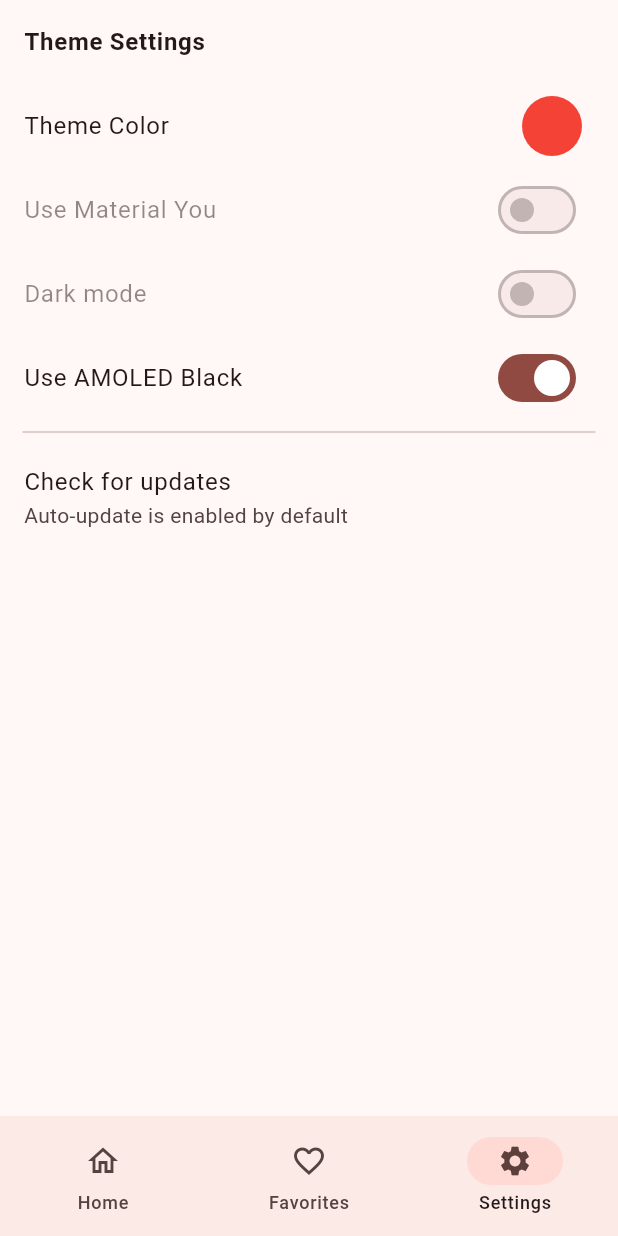
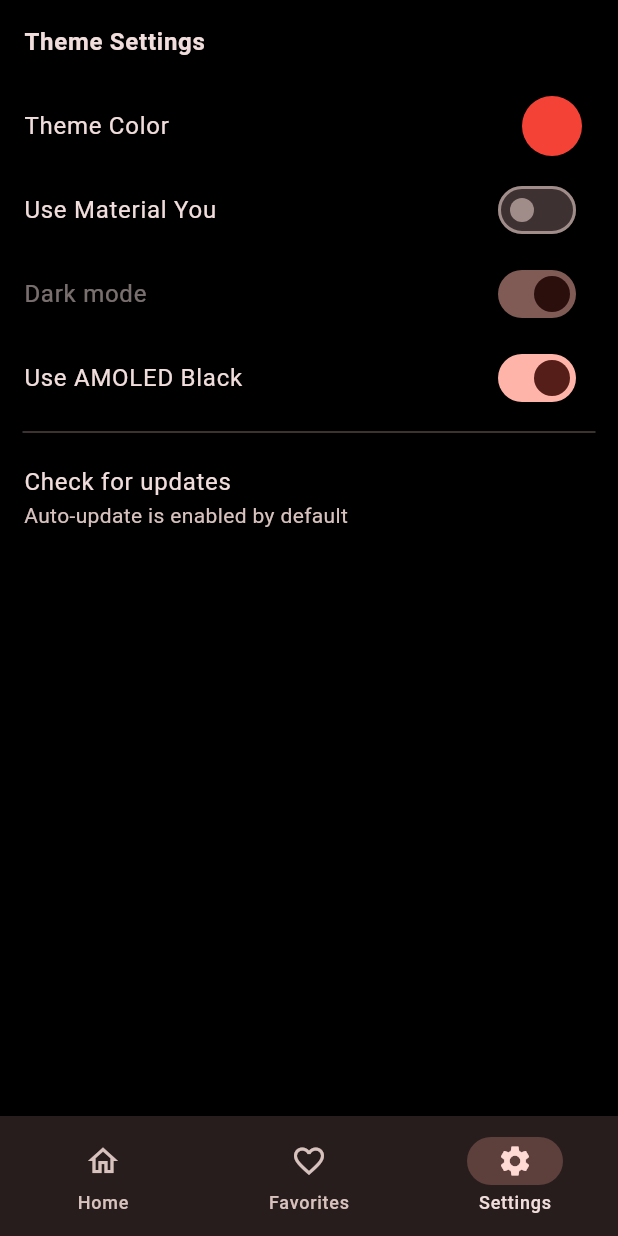
Before and after one commit to ZouheirN/Plate-Pal, a Flutter app: the screen it shows after launch, item 3 of the bottom bar chosen, after a tap on "Use AMOLED Black", on a phone screen of 412 x 824 dp. Run offline on Flutter 3.47's test engine with Material 3 defaults, Android fonts, the phone set to English and light mode, and no system bars; drawn by our look-alikes of dynamic_color; our stand-ins replace bloc, cached_network_image, dio, draggable_home, flutter_bloc, flutter_colorpicker and 7 more; missing offline and left inert: autoscale_tabbarview, enhance_stepper, shorebird_code_push, tap_to_expand; accounts and stored records are empty; network calls fail.

Commit message:
fixing bugs

```diff
--- a/lib/features/settings/screens/settings_screen.dart
+++ b/lib/features/settings/screens/settings_screen.dart
@@ -39,7 +39,7 @@ class _SettingsScreenState extends State<SettingsScreen> {
                 return Column(
                   children: [
                     AbsorbPointer(
-                      absorbing: isMaterialYou || isAmoledBlack,
+                      absorbing: isMaterialYou,
                       child: Opacity(
                         opacity: isMaterialYou ? 0.5 : 1,
                         child: ListTile(
@@ -74,18 +74,12 @@ class _SettingsScreenState extends State<SettingsScreen> {
                         ),
                       ),
                     ),
-                    AbsorbPointer(
-                      absorbing: isAmoledBlack,
-                      child: Opacity(
-                        opacity: isAmoledBlack ? 0.5 : 1,
-                        child: SwitchListTile(
-                          title: const Text('Use Material You'),
-                          value: SettingsBox.useMaterialYou,
-                          onChanged: (value) {
-                            SettingsBox.useMaterialYou = value;
-                          },
-                        ),
-                      ),
+                    SwitchListTile(
+                      title: const Text('Use Material You'),
+                      value: SettingsBox.useMaterialYou,
+                      onChanged: (value) {
+                        SettingsBox.useMaterialYou = value;
+                      },
                     ),
                     AbsorbPointer(
                       absorbing: isAmoledBlack,
@@ -105,6 +99,9 @@ class _SettingsScreenState extends State<SettingsScreen> {
                       value: SettingsBox.useAmoledBlack,
                       onChanged: (value) {
                         SettingsBox.useAmoledBlack = value;
+                        if (value) {
+                          SettingsBox.darkMode = true;
+                        }
                       },
                     ),
                   ],
@@ -132,8 +129,6 @@ class _SettingsScreenState extends State<SettingsScreen> {
                     case UpdateStatus.restartRequired:
                       _showRestartBanner();
                     case UpdateStatus.unavailable:
-                    // Do nothing, there is already a warning displayed at the top of the
-                    // screen.
                   }
                 } catch (error) {
                   logger.e('Error checking for update: $error');
@@ -247,16 +242,9 @@ class _SettingsScreenState extends State<SettingsScreen> {
   Future<void> _downloadUpdate() async {
     _showDownloadingBanner();
     try {
-      // Perform the update (e.g download the latest patch on [_currentTrack]).
-      // Note that [track] is optional. Not passing it will default to the
-      // stable track.
       await updater.update();
-      if (!mounted) return;
-      // Show a banner to inform the user that the update is ready and that they
-      // need to restart the app.
       _showRestartBanner();
     } on UpdateException catch (error) {
-      // If an error occurs, we show a banner with the error message.
       _showErrorBanner(error.message);
     }
   }
--- a/pubspec.yaml
+++ b/pubspec.yaml
@@ -3,7 +3,7 @@ description: "A new Flutter project."
 
 publish_to: 'none'
 
-version: 1.0.1+1
+version: 1.0.2+1
 
 environment:
   sdk: ^3.5.0
```
